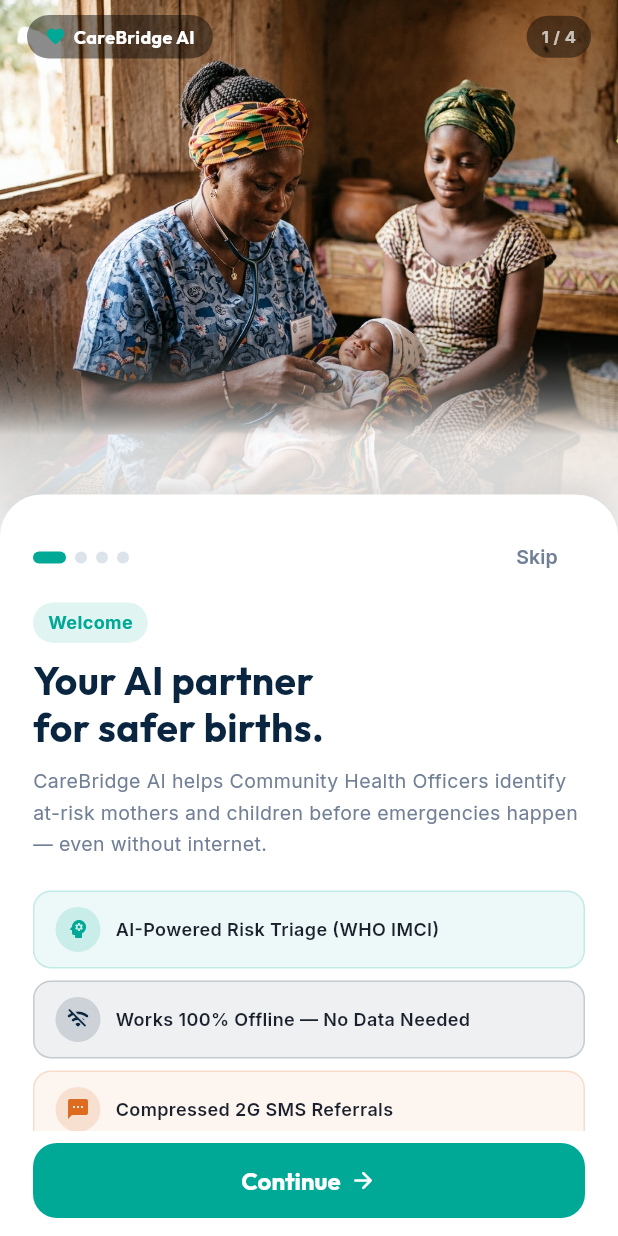
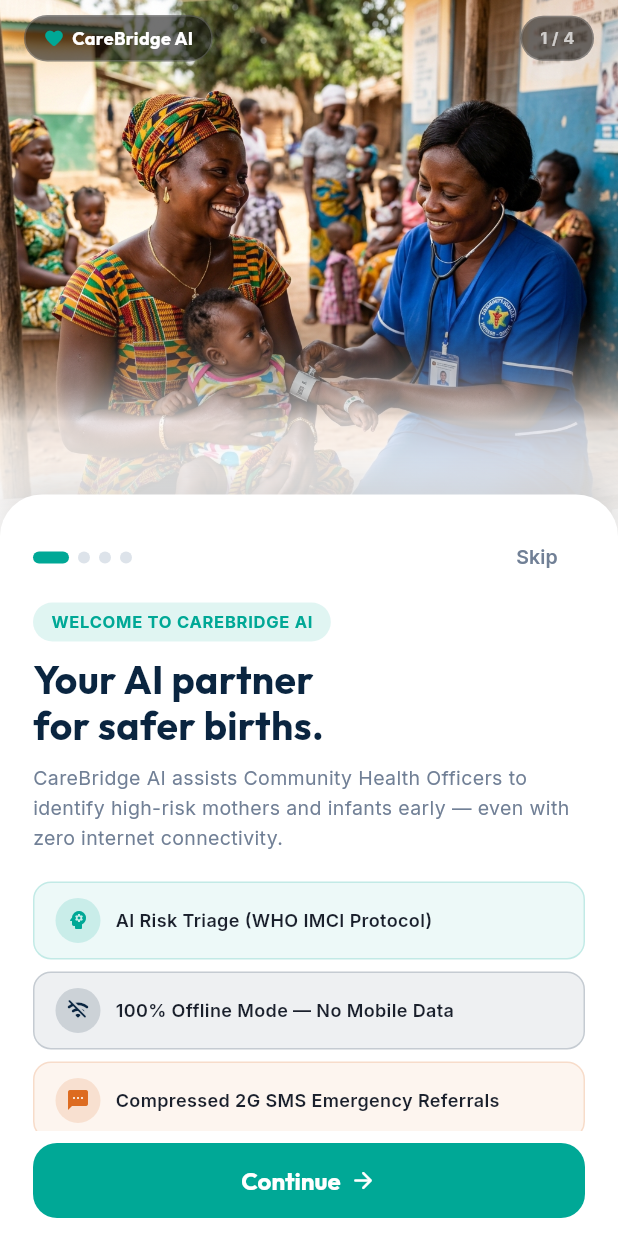
Before and after one commit to Piousbwoy/CareBridge-AI, a Flutter app: the screen it shows after launch, on a phone screen of 412 x 824 dp. Run offline on Flutter 3.47's test engine with Material 3 defaults, Android fonts, the phone set to English and light mode, and no system bars; our stand-ins replace flutter_secure_storage, google_fonts.

Commit message:
feat: ultra-stunning photography assets redesign + add Back navigation arrow to onboarding screens

```diff
--- a/app/lib/main.dart
+++ b/app/lib/main.dart
@@ -90,16 +90,19 @@
       case 'ONBOARDING_2':
         return OnboardingWhyScreen(
           onNext: () => setState(() => _currentStep = 'ONBOARDING_3'),
+          onBack: () => setState(() => _currentStep = 'ONBOARDING_1'),
           onSkip: () => setState(() => _currentStep = 'PIN_LOGIN'),
         );
       case 'ONBOARDING_3':
         return OnboardingPillarsScreen(
           onNext: () => setState(() => _currentStep = 'ONBOARDING_4'),
+          onBack: () => setState(() => _currentStep = 'ONBOARDING_2'),
           onSkip: () => setState(() => _currentStep = 'PIN_LOGIN'),
         );
       case 'ONBOARDING_4':
         return OnboardingWorkflowPreviewScreen(
           onGetStarted: () => setState(() => _currentStep = 'SIGNIN'),
+          onBack: () => setState(() => _currentStep = 'ONBOARDING_3'),
         );
       case 'SIGNIN':
         return SignInScreen(
--- a/app/lib/presentation/screens/screen_2_onboarding_welcome.dart
+++ b/app/lib/presentation/screens/screen_2_onboarding_welcome.dart
@@ -8,6 +8,7 @@
   final int total;
   final VoidCallback onSkip;
   final VoidCallback onNext;
+  final VoidCallback? onBack;
   final String heroImage;
   final Widget contentCard;
   final Color accentColor;
@@ -17,6 +18,7 @@
     required this.total,
     required this.onSkip,
     required this.onNext,
+    this.onBack,
     required this.heroImage,
     required this.contentCard,
     this.accentColor = AppTheme.accentTeal,
@@ -34,7 +36,7 @@
   @override
   void initState() {
     super.initState();
-    _animCtrl = AnimationController(vsync: this, duration: const Duration(milliseconds: 700));
+    _animCtrl = AnimationController(vsync: this, duration: const Duration(milliseconds: 650));
     _fadeAnim = CurvedAnimation(parent: _animCtrl, curve: Curves.easeOut);
     _slideAnim = Tween<Offset>(begin: const Offset(0, 0.08), end: Offset.zero)
         .animate(CurvedAnimation(parent: _animCtrl, curve: Curves.easeOutCubic));
@@ -59,7 +61,7 @@
 
           return Stack(
             children: [
-              // Hero Image (top 44% of local container height)
+              // Hero Image (top 44% of local frame height)
               Positioned(
                 top: 0, left: 0, right: 0,
                 height: heroH,
@@ -92,36 +94,56 @@
                 ),
               ),
 
-              // Gradient blend overlay over bottom of image
+              // Soft gradient blend overlay at bottom of image
               Positioned(
-                top: heroH * 0.6,
+                top: heroH * 0.55,
                 left: 0, right: 0,
-                height: heroH * 0.4,
+                height: heroH * 0.45,
                 child: DecoratedBox(
                   decoration: BoxDecoration(
                     gradient: LinearGradient(
                       begin: Alignment.topCenter,
                       end: Alignment.bottomCenter,
-                      colors: [Colors.transparent, Colors.white.withValues(alpha: 0.8), Colors.white],
+                      colors: [Colors.transparent, Colors.white.withValues(alpha: 0.75), Colors.white],
                     ),
                   ),
                 ),
               ),
 
-              // Top Nav Bar overlay (CareBridge AI badge + step counter)
+              // Top Nav Bar Overlay: Back Arrow (if step > 1) + CareBridge AI Badge + Step Counter
               Positioned(
                 top: 0, left: 0, right: 0,
                 child: SafeArea(
                   child: Padding(
-                    padding: const EdgeInsets.symmetric(horizontal: 18, vertical: 10),
+                    padding: const EdgeInsets.symmetric(horizontal: 16, vertical: 10),
                     child: Row(
                       mainAxisAlignment: MainAxisAlignment.spaceBetween,
                       children: [
+                        Row(
+                          children: [
+                            if (widget.onBack != null) ...[
+                              GestureDetector(
+                                onTap: widget.onBack,
+                                child: Container(
+                                  width: 36, height: 36,
+                                  decoration: BoxDecoration(
+                                    color: Colors.black.withValues(alpha: 0.55),
+                                    shape: BoxShape.circle,
+                                    border: Border.all(color: Colors.white.withValues(alpha: 0.2)),
+                                  ),
+                                  child: const Center(
+                                    child: Icon(Icons.arrow_back_ios_new_rounded, color: Colors.white, size: 15),
+                                  ),
+                                ),
+                              ),
+                              const SizedBox(width: 8),
+                            ],
                             Container(
                               padding: const EdgeInsets.symmetric(horizontal: 12, vertical: 6),
                               decoration: BoxDecoration(
-                            color: Colors.black.withValues(alpha: 0.45),
+                                color: Colors.black.withValues(alpha: 0.55),
                                 borderRadius: BorderRadius.circular(20),
+                                border: Border.all(color: Colors.white.withValues(alpha: 0.2)),
                               ),
                               child: Row(children: [
                                 const Icon(Icons.favorite_rounded, color: AppTheme.accentTeal, size: 14),
@@ -129,11 +151,14 @@
                                 Text('CareBridge AI', style: GoogleFonts.outfit(fontSize: 12, fontWeight: FontWeight.bold, color: Colors.white)),
                               ]),
                             ),
+                          ],
+                        ),
                         Container(
-                          padding: const EdgeInsets.symmetric(horizontal: 10, vertical: 6),
+                          padding: const EdgeInsets.symmetric(horizontal: 12, vertical: 6),
                           decoration: BoxDecoration(
-                            color: Colors.black.withValues(alpha: 0.45),
+                            color: Colors.black.withValues(alpha: 0.55),
                             borderRadius: BorderRadius.circular(20),
+                            border: Border.all(color: Colors.white.withValues(alpha: 0.2)),
                           ),
                           child: Text('${widget.step} / ${widget.total}', style: GoogleFonts.inter(fontSize: 11, fontWeight: FontWeight.bold, color: Colors.white70)),
                         ),
@@ -143,7 +168,7 @@
                 ),
               ),
 
-              // Content Panel Card (bottom 60% of local container height)
+              // Content Panel Card (bottom 60% of frame)
               Positioned(
                 bottom: 0, left: 0, right: 0,
                 height: cardH,
@@ -152,7 +177,7 @@
                     color: Colors.white,
                     borderRadius: BorderRadius.only(topLeft: Radius.circular(28), topRight: Radius.circular(28)),
                     boxShadow: [
-                      BoxShadow(color: Colors.black12, blurRadius: 20, offset: Offset(0, -5)),
+                      BoxShadow(color: Colors.black12, blurRadius: 20, offset: Offset(0, -6)),
                     ],
                   ),
                   child: SafeArea(
@@ -174,7 +199,7 @@
                                     children: List.generate(widget.total, (i) => AnimatedContainer(
                                       duration: const Duration(milliseconds: 350),
                                       margin: const EdgeInsets.only(right: 6),
-                                      width: i == widget.step - 1 ? 22 : 8,
+                                      width: i == widget.step - 1 ? 24 : 8,
                                       height: 8,
                                       decoration: BoxDecoration(
                                         color: i == widget.step - 1 ? widget.accentColor : const Color(0xFFDDE3EA),
@@ -191,14 +216,34 @@
 
                               const SizedBox(height: 6),
 
-                              // Main content
+                              // Content card
                               Expanded(child: SingleChildScrollView(child: widget.contentCard)),
 
                               const SizedBox(height: 8),
 
-                              // Bottom CTA Button
-                              SizedBox(
-                                width: double.infinity,
+                              // Navigation Controls (Back button text + Continue CTA)
+                              Row(
+                                children: [
+                                  if (widget.onBack != null) ...[
+                                    OutlinedButton(
+                                      onPressed: widget.onBack,
+                                      style: OutlinedButton.styleFrom(
+                                        side: const BorderSide(color: AppTheme.cardBorder),
+                                        shape: RoundedRectangleBorder(borderRadius: BorderRadius.circular(16)),
+                                        padding: const EdgeInsets.symmetric(horizontal: 16, vertical: 14),
+                                      ),
+                                      child: Row(
+                                        children: [
+                                          const Icon(Icons.arrow_back_rounded, size: 16, color: AppTheme.textDark),
+                                          const SizedBox(width: 4),
+                                          Text('Back', style: GoogleFonts.outfit(fontSize: 14, fontWeight: FontWeight.bold, color: AppTheme.textDark)),
+                                        ],
+                                      ),
+                                    ),
+                                    const SizedBox(width: 10),
+                                  ],
+                                  Expanded(
+                                    child: SizedBox(
                                       height: 50,
                                       child: ElevatedButton(
                                         onPressed: widget.onNext,
@@ -219,6 +264,9 @@
                                           ],
                                         ),
                                       ),
+                                    ),
+                                  ),
+                                ],
                               ),
                             ],
                           ),
@@ -253,20 +301,20 @@
         crossAxisAlignment: CrossAxisAlignment.start,
         children: [
           Container(
-            padding: const EdgeInsets.symmetric(horizontal: 10, vertical: 5),
+            padding: const EdgeInsets.symmetric(horizontal: 12, vertical: 5),
             decoration: BoxDecoration(color: AppTheme.accentTeal.withValues(alpha: 0.12), borderRadius: BorderRadius.circular(20)),
-            child: Text('Welcome', style: GoogleFonts.inter(fontSize: 12, fontWeight: FontWeight.bold, color: AppTheme.accentTeal)),
+            child: Text('WELCOME TO CAREBRIDGE AI', style: GoogleFonts.inter(fontSize: 11, fontWeight: FontWeight.bold, color: AppTheme.accentTeal, letterSpacing: 0.5)),
           ),
           const SizedBox(height: 10),
           Text('Your AI partner\nfor safer births.', style: GoogleFonts.outfit(fontSize: 26, fontWeight: FontWeight.bold, color: AppTheme.primaryNavy, height: 1.2)),
           const SizedBox(height: 10),
-          Text('CareBridge AI helps Community Health Officers identify at-risk mothers and children before emergencies happen — even without internet.', style: GoogleFonts.inter(fontSize: 13, color: AppTheme.textMedium, height: 1.6)),
-          const SizedBox(height: 20),
-          _FeaturePill(icon: Icons.psychology_rounded, color: AppTheme.accentTeal, label: 'AI-Powered Risk Triage (WHO IMCI)'),
+          Text('CareBridge AI assists Community Health Officers to identify high-risk mothers and infants early — even with zero internet connectivity.', style: GoogleFonts.inter(fontSize: 13, color: AppTheme.textMedium, height: 1.5)),
+          const SizedBox(height: 18),
+          _FeaturePill(icon: Icons.psychology_rounded, color: AppTheme.accentTeal, label: 'AI Risk Triage (WHO IMCI Protocol)'),
           const SizedBox(height: 8),
-          _FeaturePill(icon: Icons.wifi_off_rounded, color: AppTheme.primaryNavy, label: 'Works 100% Offline — No Data Needed'),
+          _FeaturePill(icon: Icons.wifi_off_rounded, color: AppTheme.primaryNavy, label: '100% Offline Mode — No Mobile Data'),
           const SizedBox(height: 8),
-          _FeaturePill(icon: Icons.sms_rounded, color: AppTheme.watchAmber, label: 'Compressed 2G SMS Referrals'),
+          _FeaturePill(icon: Icons.sms_rounded, color: AppTheme.watchAmber, label: 'Compressed 2G SMS Emergency Referrals'),
           const SizedBox(height: 16),
         ],
       ),
@@ -277,43 +325,44 @@
 // ─── SCREEN 3: ONBOARDING WHY ─────────────────────────────────────────────────
 class OnboardingWhyScreen extends StatelessWidget {
   final VoidCallback onNext;
+  final VoidCallback? onBack;
   final VoidCallback onSkip;
-  const OnboardingWhyScreen({super.key, required this.onNext, required this.onSkip});
+  const OnboardingWhyScreen({super.key, required this.onNext, this.onBack, required this.onSkip});
 
   @override
   Widget build(BuildContext context) {
     return _OnboardingShell(
       step: 2, total: 4,
-      onSkip: onSkip, onNext: onNext,
+      onSkip: onSkip, onNext: onNext, onBack: onBack,
       heroImage: 'assets/images/onboarding_2.png',
       accentColor: AppTheme.primaryNavy,
       contentCard: Column(
         crossAxisAlignment: CrossAxisAlignment.start,
         children: [
           Container(
-            padding: const EdgeInsets.symmetric(horizontal: 10, vertical: 5),
+            padding: const EdgeInsets.symmetric(horizontal: 12, vertical: 5),
             decoration: BoxDecoration(color: AppTheme.urgentRed.withValues(alpha: 0.1), borderRadius: BorderRadius.circular(20)),
-            child: Text('Why CareBridge?', style: GoogleFonts.inter(fontSize: 12, fontWeight: FontWeight.bold, color: AppTheme.urgentRed)),
+            child: Text('BUILT FOR FRONTLINE CARE', style: GoogleFonts.inter(fontSize: 11, fontWeight: FontWeight.bold, color: AppTheme.urgentRed, letterSpacing: 0.5)),
           ),
           const SizedBox(height: 10),
           Text('Built for where\nit matters most.', style: GoogleFonts.outfit(fontSize: 26, fontWeight: FontWeight.bold, color: AppTheme.primaryNavy, height: 1.2)),
-          const SizedBox(height: 16),
+          const SizedBox(height: 14),
           _ReasonCard2(
             icon: Icons.warning_amber_rounded, color: AppTheme.urgentRed,
             title: 'Prioritise the Critical',
-            body: 'AI risk scoring ensures CHOs act first on the highest-risk households — not the nearest.',
+            body: 'AI scoring ranks household visits by severity so CHOs reach the most critical cases first.',
           ),
           const SizedBox(height: 10),
           _ReasonCard2(
             icon: Icons.sync_rounded, color: AppTheme.primaryNavy,
-            title: 'Offline-First Architecture',
-            body: 'Full functionality without a data connection. Encrypted queue syncs automatically when reconnected.',
+            title: 'Offline-First Storage',
+            body: 'Encrypted SQLite database runs completely offline. Queues auto-sync when online.',
           ),
           const SizedBox(height: 10),
           _ReasonCard2(
             icon: Icons.sms_rounded, color: AppTheme.watchAmber,
-            title: 'SMS Fallback Protocol',
-            body: 'When data is zero, 60-character hex payloads carry a full referral to the district hospital.',
+            title: '2G SMS Triage Payload',
+            body: '60-character compressed payload transmits complete patient diagnostics over SMS.',
           ),
           const SizedBox(height: 16),
         ],
@@ -325,32 +374,33 @@
 // ─── SCREEN 4: ONBOARDING PILLARS ─────────────────────────────────────────────
 class OnboardingPillarsScreen extends StatelessWidget {
   final VoidCallback onNext;
+  final VoidCallback? onBack;
   final VoidCallback onSkip;
-  const OnboardingPillarsScreen({super.key, required this.onNext, required this.onSkip});
+  const OnboardingPillarsScreen({super.key, required this.onNext, this.onBack, required this.onSkip});
 
   @override
   Widget build(BuildContext context) {
     return _OnboardingShell(
       step: 3, total: 4,
-      onSkip: onSkip, onNext: onNext,
+      onSkip: onSkip, onNext: onNext, onBack: onBack,
       heroImage: 'assets/images/onboarding_3.png',
       accentColor: AppTheme.watchAmber,
       contentCard: Column(
         crossAxisAlignment: CrossAxisAlignment.start,
         children: [
           Container(
-            padding: const EdgeInsets.symmetric(horizontal: 10, vertical: 5),
+            padding: const EdgeInsets.symmetric(horizontal: 12, vertical: 5),
             decoration: BoxDecoration(color: AppTheme.watchAmber.withValues(alpha: 0.12), borderRadius: BorderRadius.circular(20)),
-            child: Text('3 Core Pillars', style: GoogleFonts.inter(fontSize: 12, fontWeight: FontWeight.bold, color: AppTheme.watchAmber)),
+            child: Text('3 CORE PILLARS', style: GoogleFonts.inter(fontSize: 11, fontWeight: FontWeight.bold, color: AppTheme.watchAmber, letterSpacing: 0.5)),
           ),
           const SizedBox(height: 10),
-          Text('One mission.\nThree powerful tools.', style: GoogleFonts.outfit(fontSize: 26, fontWeight: FontWeight.bold, color: AppTheme.primaryNavy, height: 1.2)),
-          const SizedBox(height: 16),
-          _PillarCard2(num: '01', icon: Icons.search_rounded, color: AppTheme.urgentRed, title: 'Assess', body: 'Collect MUAC, breathing rate, danger signs in under 5 minutes.'),
+          Text('One mission.\nThree essential steps.', style: GoogleFonts.outfit(fontSize: 26, fontWeight: FontWeight.bold, color: AppTheme.primaryNavy, height: 1.2)),
+          const SizedBox(height: 14),
+          _PillarCard2(num: '01', icon: Icons.search_rounded, color: AppTheme.urgentRed, title: 'Assess', body: 'Capture MUAC, breathing rate, and danger signs in under 5 minutes.'),
           const SizedBox(height: 10),
-          _PillarCard2(num: '02', icon: Icons.bolt_rounded, color: AppTheme.accentTeal, title: 'AI Score', body: 'Instant GHS-aligned triage result. URGENT, WATCH, or ROUTINE.'),
+          _PillarCard2(num: '02', icon: Icons.bolt_rounded, color: AppTheme.accentTeal, title: 'AI Score', body: 'Instant WHO/GHS risk calculation: URGENT, WATCH, or ROUTINE.'),
           const SizedBox(height: 10),
-          _PillarCard2(num: '03', icon: Icons.send_rounded, color: AppTheme.watchAmber, title: 'Act & Refer', body: 'Guided care plan and compressed SMS referral in one tap.'),
+          _PillarCard2(num: '03', icon: Icons.send_rounded, color: AppTheme.watchAmber, title: 'Act & Refer', body: 'Receive action recommendations or send compressed SMS referrals.'),
           const SizedBox(height: 16),
         ],
       ),
@@ -361,33 +411,34 @@
 // ─── SCREEN 5: ONBOARDING HOW IT WORKS ────────────────────────────────────────
 class OnboardingWorkflowPreviewScreen extends StatelessWidget {
   final VoidCallback onGetStarted;
-  const OnboardingWorkflowPreviewScreen({super.key, required this.onGetStarted});
+  final VoidCallback? onBack;
+  const OnboardingWorkflowPreviewScreen({super.key, required this.onGetStarted, this.onBack});
 
   @override
   Widget build(BuildContext context) {
     return _OnboardingShell(
       step: 4, total: 4,
-      onSkip: onGetStarted, onNext: onGetStarted,
+      onSkip: onGetStarted, onNext: onGetStarted, onBack: onBack,
       heroImage: 'assets/images/onboarding_4.png',
       accentColor: AppTheme.accentTeal,
       contentCard: Column(
         crossAxisAlignment: CrossAxisAlignment.start,
         children: [
           Container(
-            padding: const EdgeInsets.symmetric(horizontal: 10, vertical: 5),
+            padding: const EdgeInsets.symmetric(horizontal: 12, vertical: 5),
             decoration: BoxDecoration(color: AppTheme.accentTeal.withValues(alpha: 0.12), borderRadius: BorderRadius.circular(20)),
-            child: Text('You\'re ready', style: GoogleFonts.inter(fontSize: 12, fontWeight: FontWeight.bold, color: AppTheme.accentTeal)),
+            child: Text('READY FOR FIELD CARE', style: GoogleFonts.inter(fontSize: 11, fontWeight: FontWeight.bold, color: AppTheme.accentTeal, letterSpacing: 0.5)),
           ),
           const SizedBox(height: 10),
-          Text('A workflow built\nfor rural field care.', style: GoogleFonts.outfit(fontSize: 26, fontWeight: FontWeight.bold, color: AppTheme.primaryNavy, height: 1.2)),
+          Text('A clinical workflow\nbuilt for rural health.', style: GoogleFonts.outfit(fontSize: 26, fontWeight: FontWeight.bold, color: AppTheme.primaryNavy, height: 1.2)),
           const SizedBox(height: 8),
-          Text('Every feature was designed around the real conditions CHOs face in the field — limited time, low connectivity, and high patient load.', style: GoogleFonts.inter(fontSize: 13, color: AppTheme.textMedium, height: 1.6)),
-          const SizedBox(height: 16),
-          _WorkflowStep2(num: 1, color: AppTheme.urgentRed, title: 'Select Household', body: 'AI-sorted priority list surfaces the most critical visits first.'),
+          Text('Designed alongside Community Health Officers for real field conditions — high patient volume, remote locations, and low connectivity.', style: GoogleFonts.inter(fontSize: 13, color: AppTheme.textMedium, height: 1.5)),
+          const SizedBox(height: 14),
+          _WorkflowStep2(num: 1, color: AppTheme.urgentRed, title: 'Select Household', body: 'AI priority list identifies who needs care immediately.'),
           const SizedBox(height: 8),
-          _WorkflowStep2(num: 2, color: AppTheme.accentTeal, title: 'Run Clinical Assessment', body: '26-parameter WHO/GHS triage engine at point of care.'),
+          _WorkflowStep2(num: 2, color: AppTheme.accentTeal, title: 'Run Assessment', body: 'Guided 26-parameter clinical evaluation at household level.'),
           const SizedBox(height: 8),
-          _WorkflowStep2(num: 3, color: AppTheme.watchAmber, title: 'Act, Refer & Sync', body: 'Compressed SMS referral + care plan + offline queue sync.'),
+          _WorkflowStep2(num: 3, color: AppTheme.watchAmber, title: 'Act & Refer', body: 'Generate care protocol & send SMS referral to district hospital.'),
           const SizedBox(height: 16),
           Center(
             child: Text('Local Mode Ready · Ghana Health Service Protocol', style: GoogleFonts.inter(fontSize: 11, color: AppTheme.textLight)),
```
Also changed, not shown: app/assets/images/onboarding_1.png, app/assets/images/onboarding_2.png, app/assets/images/onboarding_3.png, app/assets/images/onboarding_4.png, app/assets/images/splash_hero.png. Lines whose indentation alone changed are shown as unchanged.
